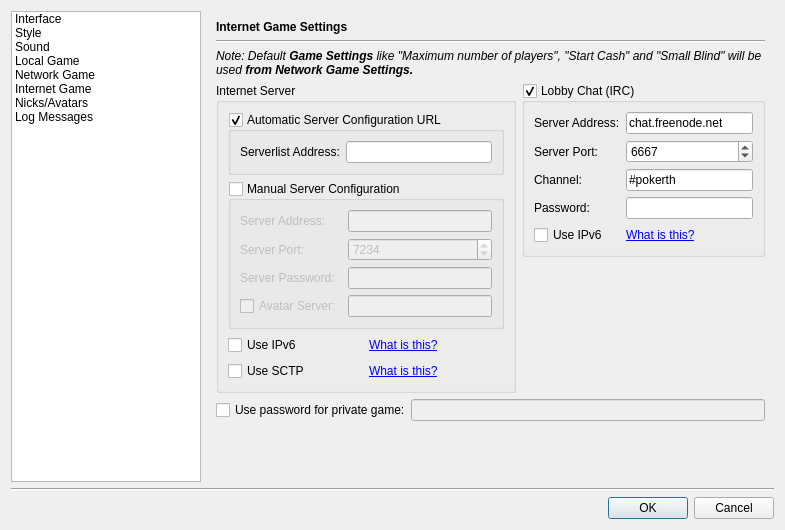
Old version of the form src/gui/qt/settingsdialog.ui in the repository pokerth/pokerth.
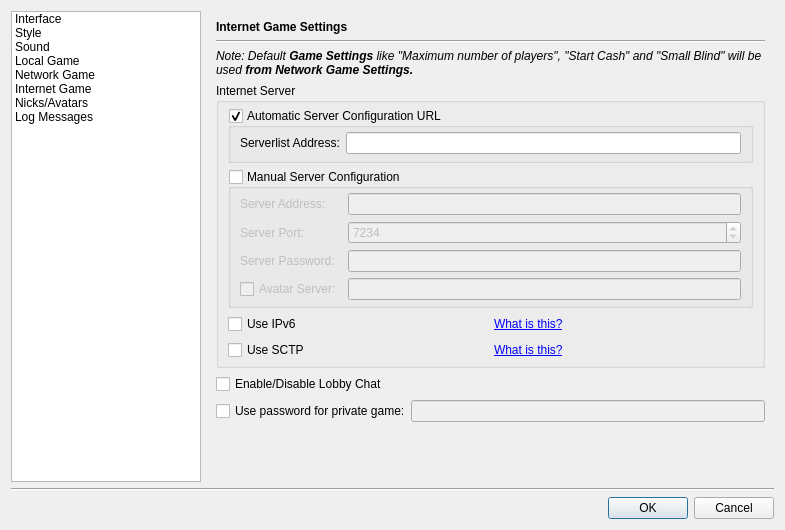
New version of the form. The open tabs and pages were chosen to show the change. Icons and pictures are not drawn. Custom widgets are drawn as their Qt base class.

```diff
--- a/src/gui/qt/settingsdialog.ui
+++ b/src/gui/qt/settingsdialog.ui
@@ -1494,24 +1494,18 @@
            </property>
           </widget>
          </item>
-         <item row="3" column="0" rowspan="2">
+         <item row="3" column="0" rowspan="2" colspan="3">
           <widget class="QGroupBox" name="groupBox_4">
-           <property name="minimumSize">
-            <size>
-             <width>300</width>
-             <height>0</height>
-            </size>
-           </property>
-           <property name="maximumSize">
-            <size>
-             <width>300</width>
-             <height>16777215</height>
-            </size>
-           </property>
            <property name="title">
             <string>Internet Server</string>
            </property>
            <layout class="QGridLayout" name="gridLayout_5">
+            <property name="topMargin">
+             <number>5</number>
+            </property>
+            <property name="bottomMargin">
+             <number>5</number>
+            </property>
             <item row="0" column="0" colspan="2">
              <widget class="QGroupBox" name="groupBox_automaticServerConfig">
               <property name="title">
@@ -1521,6 +1515,12 @@
                <bool>true</bool>
               </property>
               <layout class="QGridLayout" name="gridLayout_3">
+               <property name="topMargin">
+                <number>4</number>
+               </property>
+               <property name="bottomMargin">
+                <number>6</number>
+               </property>
                <item row="0" column="0">
                 <widget class="QLabel" name="label_18">
                  <property name="text">
@@ -1552,6 +1552,12 @@
                <bool>false</bool>
               </property>
               <layout class="QGridLayout" name="gridLayout_4">
+               <property name="topMargin">
+                <number>4</number>
+               </property>
+               <property name="bottomMargin">
+                <number>5</number>
+               </property>
                <item row="0" column="0">
                 <widget class="QLabel" name="label_41">
                  <property name="text">
@@ -1659,132 +1665,7 @@
            </layout>
           </widget>
          </item>
-         <item row="3" column="1" colspan="2">
-          <widget class="QGroupBox" name="groupBox_lobbyChat">
-           <property name="title">
-            <string>Lobby Chat (IRC)</string>
-           </property>
-           <property name="checkable">
-            <bool>true</bool>
-           </property>
-           <layout class="QGridLayout" name="gridLayout_2">
-            <item row="0" column="0">
-             <widget class="QLabel" name="label_48">
-              <property name="text">
-               <string>Server Address:</string>
-              </property>
-              <property name="buddy">
-               <cstring>lineEdit_IRCServerAddress</cstring>
-              </property>
-             </widget>
-            </item>
-            <item row="0" column="1">
-             <widget class="QLineEdit" name="lineEdit_IRCServerAddress">
-              <property name="text">
-               <string>chat.freenode.net</string>
-              </property>
-              <property name="maxLength">
-               <number>60</number>
-              </property>
-             </widget>
-            </item>
-            <item row="1" column="0">
-             <widget class="QLabel" name="label_46">
-              <property name="text">
-               <string>Server Port:</string>
-              </property>
-              <property name="buddy">
-               <cstring>spinBox_IRCServerPort</cstring>
-              </property>
-             </widget>
-            </item>
-            <item row="1" column="1">
-             <widget class="QSpinBox" name="spinBox_IRCServerPort">
-              <property name="sizePolicy">
-               <sizepolicy hsizetype="Expanding" vsizetype="Fixed">
-                <horstretch>0</horstretch>
-                <verstretch>0</verstretch>
-               </sizepolicy>
-              </property>
-              <property name="minimum">
-               <number>80</number>
-              </property>
-              <property name="maximum">
-               <number>65535</number>
-              </property>
-              <property name="value">
-               <number>6667</number>
-              </property>
-             </widget>
-            </item>
-            <item row="2" column="0">
-             <widget class="QLabel" name="label_49">
-              <property name="text">
-               <string>Channel:</string>
-              </property>
-              <property name="buddy">
-               <cstring>lineEdit_IRCChannel</cstring>
-              </property>
-             </widget>
-            </item>
-            <item row="3" column="0">
-             <widget class="QLabel" name="label_17">
-              <property name="text">
-               <string>Password:</string>
-              </property>
-              <property name="buddy">
-               <cstring>lineEdit_IRCChannelPassword</cstring>
-              </property>
-             </widget>
-            </item>
-            <item row="3" column="1">
-             <widget class="QLineEdit" name="lineEdit_IRCChannelPassword">
-              <property name="echoMode">
-               <enum>QLineEdit::Password</enum>
-              </property>
-             </widget>
-            </item>
-            <item row="4" column="0">
-             <widget class="QCheckBox" name="checkBox_IRCServerUseIpv6">
-              <property name="text">
-               <string>Use IPv6</string>
-              </property>
-             </widget>
-            </item>
-            <item row="4" column="1">
-             <widget class="QLabel" name="label_45">
-              <property name="text">
-               <string>&lt;a href=&quot;http://en.wikipedia.org/wiki/Ipv6&quot;&gt;What is this?&lt;/a&gt;</string>
-              </property>
-              <property name="openExternalLinks">
-               <bool>true</bool>
-              </property>
-             </widget>
-            </item>
-            <item row="2" column="1">
-             <widget class="QLineEdit" name="lineEdit_IRCChannel">
-              <property name="text">
-               <string>#pokerth</string>
-              </property>
-             </widget>
-            </item>
-           </layout>
-          </widget>
-         </item>
-         <item row="4" column="2">
-          <spacer name="verticalSpacer">
-           <property name="orientation">
-            <enum>Qt::Vertical</enum>
-           </property>
-           <property name="sizeHint" stdset="0">
-            <size>
-             <width>20</width>
-             <height>98</height>
-            </size>
-           </property>
-          </spacer>
-         </item>
-         <item row="5" column="0" colspan="3">
+         <item row="6" column="0" colspan="3">
           <layout class="QHBoxLayout" name="horizontalLayout_2">
            <property name="spacing">
             <number>0</number>
@@ -1808,7 +1689,7 @@
            </item>
           </layout>
          </item>
-         <item row="6" column="0" colspan="3">
+         <item row="7" column="0" colspan="3">
           <spacer>
            <property name="orientation">
             <enum>Qt::Vertical</enum>
@@ -1821,6 +1702,13 @@
            </property>
           </spacer>
          </item>
+         <item row="5" column="0">
+          <widget class="QCheckBox" name="checkBox_UseLobbyChat">
+           <property name="text">
+            <string>Enable/Disable Lobby Chat</string>
+           </property>
+          </widget>
+         </item>
         </layout>
        </widget>
        <widget class="QWidget" name="page_3">
```
Left out of the diff: 6 changed lines with no effect on the pictures.
